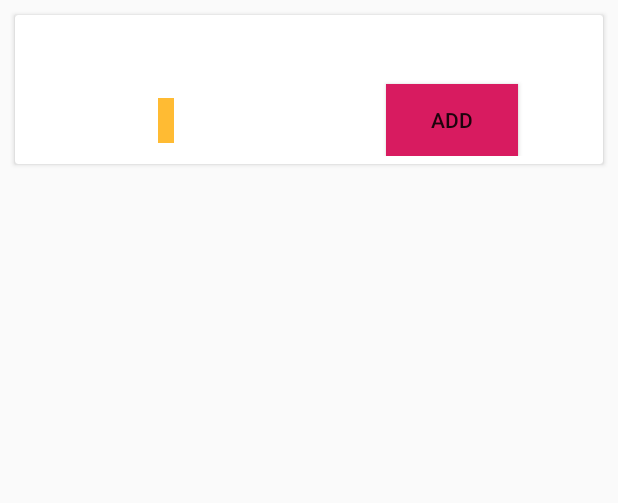
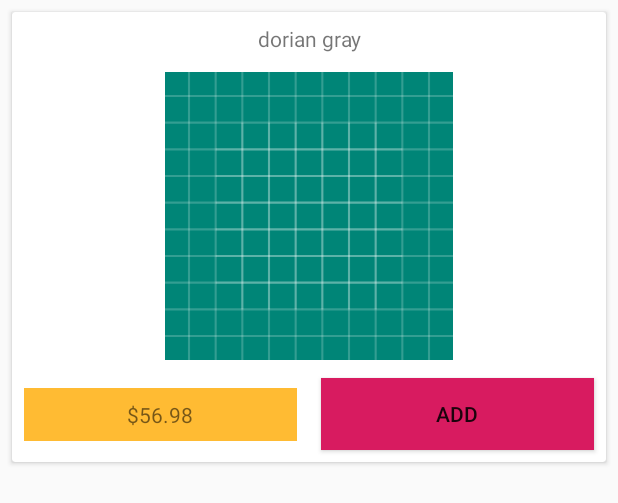
Before and after one commit to yuliyabondarenko/bookstore-android-app, an Android app: the layout book_list_item.xml on its own in the app's theme, with its tools: preview values and no code run, on a phone screen of 412 x 824 dp. Shown: the top 503 px of the screen. Run offline under Robolectric (Android 15) with nearby library versions, the phone set to English and light mode, and no system bars.

Commit message:
refactoring: fix size of views

```diff
--- a/app/src/main/java/com/jubee/bookstore/BindingAdapter.kt
+++ /dev/null
@@ -1,10 +0,0 @@
-package com.jubee.bookstore
-
-import android.widget.ImageView
-import androidx.databinding.BindingAdapter
-import com.bumptech.glide.Glide
-
-@BindingAdapter("imageUrl")
-fun ImageView.imageUrl(url:String){
-    Glide.with(context).load(url).into(this);
-}
--- a/app/src/main/java/com/jubee/bookstore/BookAdapter.kt
+++ b/app/src/main/java/com/jubee/bookstore/BookAdapter.kt
@@ -3,8 +3,8 @@ package com.jubee.bookstore
 import android.view.LayoutInflater
 import android.view.View
 import android.view.ViewGroup
-import androidx.databinding.DataBindingUtil
 import androidx.recyclerview.widget.RecyclerView
+import com.bumptech.glide.Glide
 import com.jubee.bookstore.databinding.BookListItemBinding
 import com.jubee.bookstore.model.BookModel
 
@@ -20,20 +20,16 @@ public class BookAdapter(
     override fun onCreateViewHolder(parent: ViewGroup, viewType: Int): BookItemViewHolder {
         val inflater = LayoutInflater.from(parent.context)
         val binding = BookListItemBinding.inflate(inflater, parent, false)
-        return BookItemViewHolder(binding.root)
+        return BookItemViewHolder(binding.root, binding)
     }
 
     override fun onBindViewHolder(holder: BookItemViewHolder, position: Int) {
         val bookItem = items[position]
-        holder.binding?.book = bookItem
+        holder.binding.book = bookItem
+        Glide.with(holder.itemView).load(bookItem.photo).into(holder.binding.bookImage)
         holder.itemView.setOnClickListener { clickListener(bookItem) }
     }
 
-    inner class BookItemViewHolder(v: View) : RecyclerView.ViewHolder(v) {
-        var binding: BookListItemBinding? = null
-
-        init {
-            binding = DataBindingUtil.bind(v)
-        }
-    }
+    inner class BookItemViewHolder(v: View, val binding: BookListItemBinding) :
+        RecyclerView.ViewHolder(v)
 }
--- a/app/src/main/java/com/jubee/bookstore/MainActivity.kt
+++ b/app/src/main/java/com/jubee/bookstore/MainActivity.kt
@@ -11,6 +11,7 @@ import kotlinx.android.synthetic.main.activity_main.*
 import retrofit2.Call
 import retrofit2.Callback
 import retrofit2.Response
+import androidx.recyclerview.widget.DefaultItemAnimator
 
 const val BOOK_ID_EXTRA = "com.jubee.bookstore.BOOK_ID_EXTRA"
 
@@ -21,6 +22,7 @@ class MainActivity : AppCompatActivity() {
         setContentView(R.layout.activity_main)
 
         bookRecyclerView.layoutManager = GridLayoutManager(this, 2)
+        bookRecyclerView.itemAnimator = DefaultItemAnimator()
 
         NetworkClient.getBookApiService().getBookList(null, null, "price,desc")
             .enqueue(object : Callback<BookCollectionApiResponse> {
--- a/app/src/main/res/layout/book_list_item.xml
+++ b/app/src/main/res/layout/book_list_item.xml
@@ -1,6 +1,7 @@
 <?xml version="1.0" encoding="utf-8"?>
 <layout xmlns:android="http://schemas.android.com/apk/res/android"
-    xmlns:app="http://schemas.android.com/apk/res-auto">
+    xmlns:app="http://schemas.android.com/apk/res-auto"
+    xmlns:tools="http://schemas.android.com/tools">
 
     <data>
 
@@ -14,38 +15,39 @@
     <androidx.cardview.widget.CardView
         android:layout_width="match_parent"
         android:layout_height="wrap_content"
-        android:layout_margin="10dp"
+        android:layout_margin="8dp"
         android:background="@color/colorPrimary"
-        android:orientation="vertical">
+        android:orientation="vertical"
+        tools:layout_height="300dp">
 
         <androidx.constraintlayout.widget.ConstraintLayout
             android:layout_width="match_parent"
-            android:layout_height="match_parent"
-            android:padding="5dp">
+            android:layout_height="match_parent">
 
             <TextView
                 android:id="@+id/bookName"
                 android:layout_width="match_parent"
                 android:layout_height="wrap_content"
-                android:padding="5dp"
+                android:padding="8dp"
                 android:text="@{book.name}"
                 android:textAlignment="center"
                 app:layout_constraintEnd_toEndOf="parent"
                 app:layout_constraintStart_toStartOf="parent"
-                app:layout_constraintTop_toTopOf="parent" />
+                app:layout_constraintTop_toTopOf="parent"
+                tools:text="dorian gray" />
 
             <ImageView
                 android:id="@+id/bookImage"
-                android:layout_width="wrap_content"
-                android:layout_height="wrap_content"
+                android:layout_width="0dp"
+                android:layout_height="200dp"
                 android:adjustViewBounds="true"
                 android:contentDescription="@string/book_image_description"
-                android:padding="5dp"
-                app:imageUrl="@{book.photo}"
+                android:paddingBottom="8dp"
                 app:layout_constraintBottom_toTopOf="@id/addButton"
                 app:layout_constraintEnd_toEndOf="parent"
                 app:layout_constraintStart_toStartOf="parent"
-                app:layout_constraintTop_toBottomOf="@+id/bookName" />
+                app:layout_constraintTop_toBottomOf="@+id/bookName"
+                tools:src="@drawable/ic_launcher_background"/>
 
             <androidx.constraintlayout.widget.Guideline
                 android:id="@+id/guideline"
@@ -54,38 +56,50 @@
                 android:orientation="vertical"
                 app:layout_constraintGuide_percent="0.5" />
 
+            <androidx.constraintlayout.widget.Guideline
+                android:id="@+id/horizontalGuideline95"
+                android:layout_width="wrap_content"
+                android:layout_height="wrap_content"
+                android:orientation="horizontal"
+                app:layout_constraintGuide_percent="0.95" />
+
             <TextView
                 android:id="@+id/bookPrice"
-                android:layout_width="wrap_content"
+                android:layout_width="0dp"
                 android:layout_height="wrap_content"
+                android:layout_marginStart="8dp"
+                android:layout_marginEnd="8dp"
                 android:background="@android:color/holo_orange_light"
-                android:padding="5dp"
+                android:padding="8dp"
                 android:text="@{'$' +String.valueOf(book.price)}"
                 android:textAlignment="center"
                 app:layout_constraintBottom_toBottomOf="@+id/addButton"
                 app:layout_constraintEnd_toStartOf="@+id/guideline"
                 app:layout_constraintStart_toStartOf="parent"
-                app:layout_constraintTop_toTopOf="@+id/addButton" />
+                app:layout_constraintTop_toTopOf="@+id/addButton"
+                tools:text="$56.98" />
 
             <Button
                 android:id="@+id/addButton"
-                android:layout_width="wrap_content"
+                android:layout_width="0dp"
                 android:layout_height="wrap_content"
+                android:layout_margin="8dp"
+                android:visibility="@{book.absent ? View.VISIBLE : View.INVISIBLE}"
                 android:background="@color/colorAccent"
                 android:text="@string/add_to_cart"
                 android:textAlignment="center"
-                android:visibility="@{book.absent ? View.VISIBLE : View.INVISIBLE}"
                 app:layout_constraintBottom_toBottomOf="parent"
                 app:layout_constraintEnd_toEndOf="parent"
-                app:layout_constraintStart_toEndOf="@id/guideline" />
-
+                app:layout_constraintStart_toEndOf="@+id/guideline" />
 
             <TextView
                 android:id="@+id/bookAbsent"
-                android:layout_width="wrap_content"
+                android:layout_width="0dp"
                 android:layout_height="wrap_content"
+                android:layout_marginStart="8dp"
+                android:layout_marginEnd="8dp"
                 android:background="@android:color/darker_gray"
-                android:padding="5dp"
+                android:padding="8dp"
                 android:text="@string/absent"
                 android:textAlignment="center"
                 android:visibility="@{book.absent ? View.GONE : View.VISIBLE}"
```
